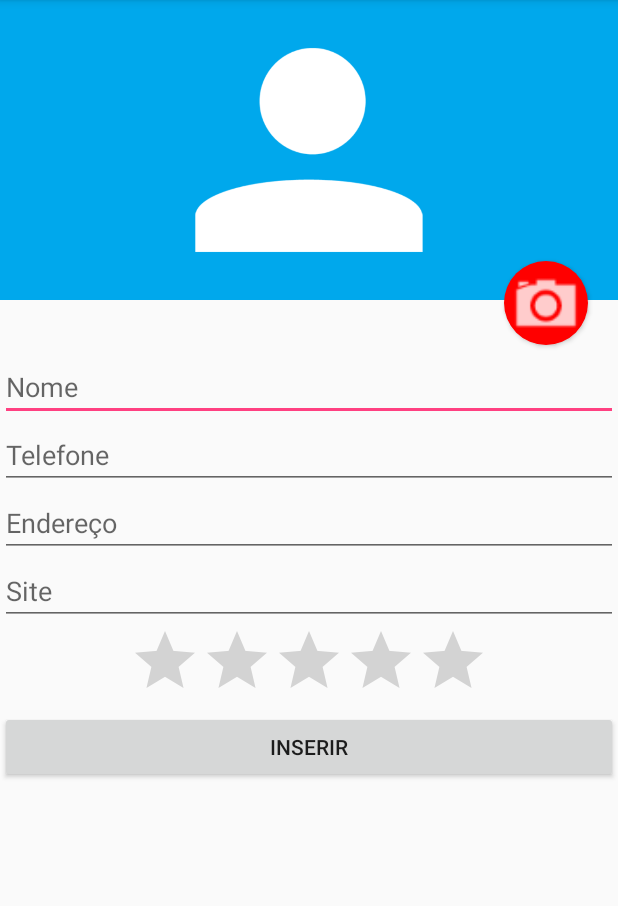
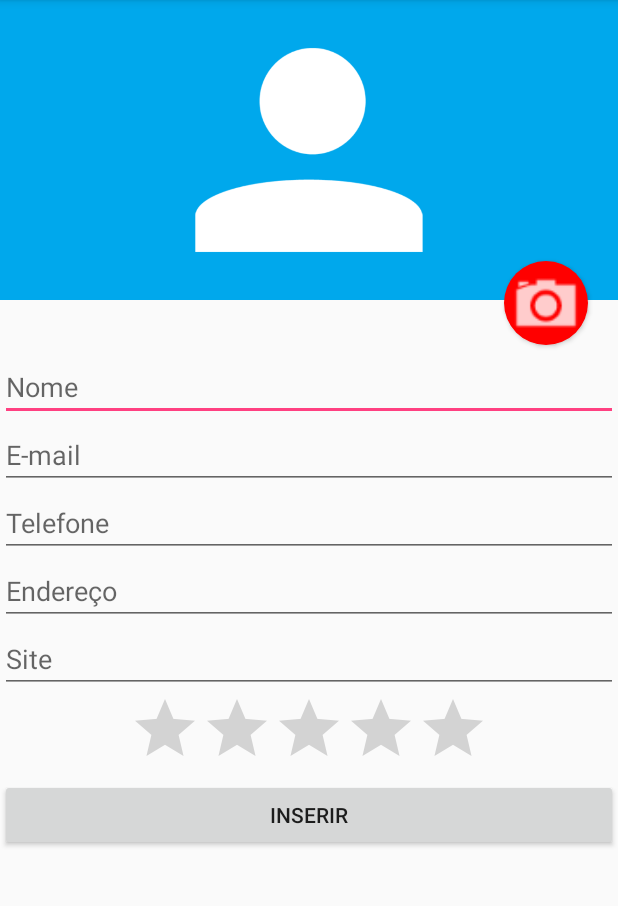
Before and after one commit to emilianoeloi/androido, an Android app: the FormularioActivity screen opened directly, with no data from a screen before it, on a phone screen of 412 x 824 dp, the part 84-990 px from its top. Run offline under Robolectric (Android 15) with nearby library versions, the phone set to English and light mode, and no system bars.

Commit message:
CHANGE: com upgrade de versão

```diff
--- a/app/src/main/java/domain/company/vaisabrina/FormularioHelper.java
+++ b/app/src/main/java/domain/company/vaisabrina/FormularioHelper.java
@@ -18,6 +18,7 @@ public class FormularioHelper {
     private EditText telefone;
     private EditText endereco;
     private EditText site;
+    private EditText email;
     private RatingBar nota;
 
     private Aluno aluno;
@@ -30,6 +31,7 @@ public class FormularioHelper {
         endereco = (EditText)activity.findViewById(R.id.aluno_endereco);
         site = (EditText)activity.findViewById(R.id.aluno_site);
         nota = (RatingBar)activity.findViewById(R.id.aluno_nota);
+        email = (EditText) activity.findViewById(R.id.aluno_email);
     }
 
     public Button getFotoButton(){
@@ -51,6 +53,7 @@ public class FormularioHelper {
         aluno.setEndereco(endereco.getText().toString());
         aluno.setSite(site.getText().toString());
         aluno.setNota(nota.getRating());
+        aluno.setEmail(email.getText().toString());
         return aluno;
     }
 
@@ -64,6 +67,7 @@ public class FormularioHelper {
         telefone.setText(alunoForUpdate.getTelefone());
         endereco.setText(alunoForUpdate.getEndereco());
         site.setText(alunoForUpdate.getSite());
+        email.setText(alunoForUpdate.getEmail());
         nota.setRating(alunoForUpdate.getNota());
         this.aluno = alunoForUpdate;
     }
--- a/app/src/main/res/layout/activity_formulario.xml
+++ b/app/src/main/res/layout/activity_formulario.xml
@@ -39,6 +39,11 @@
     <EditText
         android:layout_width="match_parent"
         android:layout_height="wrap_content"
+        android:id="@+id/aluno_email"
+        android:hint="E-mail"/>
+    <EditText
+        android:layout_width="match_parent"
+        android:layout_height="wrap_content"
         android:id="@+id/aluno_telefone"
         android:hint="Telefone"/>
     <EditText
```
Also changed, not shown: app/src/main/java/domain/company/vaisabrina/Aluno.java (+10 -0 lines), app/src/main/java/domain/company/vaisabrina/AlunoDAO.java (+13 -5 lines).
